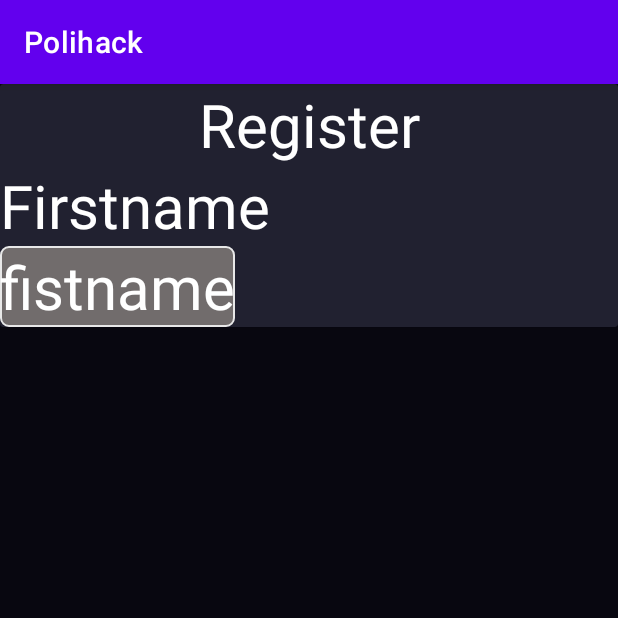
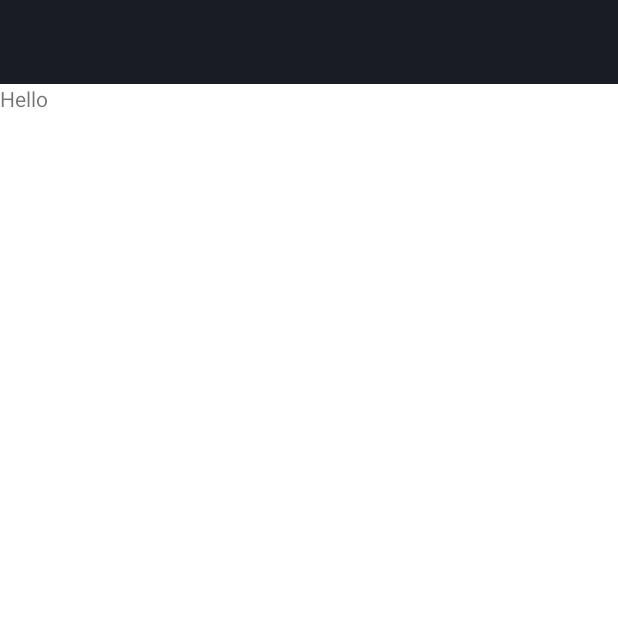
Before and after one commit to kvothe321/polihack-android-3-from-p3, an Android app: the screen it shows after launch (MainActivity before the commit, DashboardActivity after it), on a phone screen of 412 x 824 dp, the top half of it. Run offline under Robolectric (Android 15) with nearby library versions, the phone set to English and light mode, and no system bars.

Commit message:
feat: added dashboard container

```diff
--- a/app/build.gradle
+++ b/app/build.gradle
@@ -1,3 +1,9 @@
+buildscript {
+    repositories {
+        mavenCentral()
+    }
+}
+
 plugins {
     id 'com.android.application'
     id 'org.jetbrains.kotlin.android'
@@ -5,12 +11,12 @@ plugins {
 
 android {
     namespace 'com.example.polihack'
-    compileSdk 32
+    compileSdk 33
 
     defaultConfig {
         applicationId "com.example.polihack"
         minSdk 26
-        targetSdk 32
+        targetSdk 33
         versionCode 1
         versionName "1.0"
 
@@ -38,6 +44,9 @@ dependencies {
     implementation 'androidx.appcompat:appcompat:1.5.1'
     implementation 'com.google.android.material:material:1.7.0'
     implementation 'androidx.constraintlayout:constraintlayout:2.1.4'
+    implementation 'androidx.legacy:legacy-support-v4:1.0.0'
+    implementation 'androidx.lifecycle:lifecycle-livedata-ktx:2.5.1'
+    implementation 'androidx.lifecycle:lifecycle-viewmodel-ktx:2.5.1'
     testImplementation 'junit:junit:4.13.2'
     androidTestImplementation 'androidx.test.ext:junit:1.1.4'
     androidTestImplementation 'androidx.test.espresso:espresso-core:3.5.0'
--- a/app/src/main/AndroidManifest.xml
+++ b/app/src/main/AndroidManifest.xml
@@ -1,6 +1,5 @@
 <?xml version="1.0" encoding="utf-8"?>
-<manifest xmlns:android="http://schemas.android.com/apk/res/android"
-    xmlns:tools="http://schemas.android.com/tools">
+<manifest xmlns:android="http://schemas.android.com/apk/res/android">
 
     <application
         android:allowBackup="true"
@@ -10,11 +9,13 @@
         android:label="@string/app_name"
         android:roundIcon="@mipmap/ic_launcher_round"
         android:supportsRtl="true"
-        android:theme="@style/Theme.Polihack"
-        tools:targetApi="31">
+        android:theme="@style/Theme.Polihack">
         <activity
-            android:name=".MainActivity"
+            android:name=".DashboardActivity"
             android:exported="true">
+            <meta-data
+                android:name="android.app.lib_name"
+                android:value="" />
             <intent-filter>
                 <action android:name="android.intent.action.MAIN" />
                 <category android:name="android.intent.category.LAUNCHER" />
--- /dev/null
+++ b/app/src/main/java/com/example/polihack/DashboardActivity.kt
@@ -0,0 +1,14 @@
+package com.example.polihack
+
+import androidx.appcompat.app.AppCompatActivity
+import android.os.Bundle
+import com.example.polihack.view.DashboardFragment
+
+class DashboardActivity : AppCompatActivity() {
+    override fun onCreate(savedInstanceState: Bundle?) {
+        super.onCreate(savedInstanceState)
+        setContentView(R.layout.activity_dashboard)
+        supportFragmentManager.beginTransaction()
+            .replace(R.id.dashboard_activity_container, DashboardFragment.getInstance())
+    }
+}
--- /dev/null
+++ b/app/src/main/java/com/example/polihack/view/DashboardFragment.kt
@@ -0,0 +1,30 @@
+package com.example.polihack.view
+
+import android.os.Bundle
+import android.view.LayoutInflater
+import android.view.View
+import android.view.ViewGroup
+import androidx.fragment.app.Fragment
+import com.example.polihack.R
+import com.example.polihack.viewmodel.FragmentDashboardViewModel
+
+class DashboardFragment : Fragment() {
+
+    companion object {
+        fun getInstance(): DashboardFragment {
+            val fragment = DashboardFragment()
+            // TODO: created like this so we can add optional parameters
+            return fragment
+        }
+    }
+
+    private lateinit var viewModel: FragmentDashboardViewModel
+
+    override fun onCreateView(
+        inflater: LayoutInflater, container: ViewGroup?,
+        savedInstanceState: Bundle?
+    ): View? {
+        return inflater.inflate(R.layout.fragment_fragment_dashboard, container, false)
+    }
+
+}
--- /dev/null
+++ b/app/src/main/java/com/example/polihack/viewmodel/FragmentDashboardViewModel.kt
@@ -0,0 +1,7 @@
+package com.example.polihack.viewmodel
+
+import androidx.lifecycle.ViewModel
+
+class FragmentDashboardViewModel : ViewModel() {
+    // TODO: Implement the ViewModel
+}
--- /dev/null
+++ b/app/src/main/res/layout/activity_dashboard.xml
@@ -0,0 +1,39 @@
+<?xml version="1.0" encoding="utf-8"?>
+<androidx.constraintlayout.widget.ConstraintLayout xmlns:android="http://schemas.android.com/apk/res/android"
+    xmlns:tools="http://schemas.android.com/tools"
+    android:layout_width="match_parent"
+    android:layout_height="match_parent"
+    xmlns:app="http://schemas.android.com/apk/res-auto"
+    tools:context=".DashboardActivity">
+
+    <androidx.appcompat.widget.Toolbar
+        android:id="@+id/toolbar"
+        android:layout_width="match_parent"
+        android:layout_height="wrap_content"
+        android:background="#191C24"
+        app:layout_constraintTop_toTopOf="parent"
+        app:layout_constraintStart_toStartOf="parent"
+        app:layout_constraintEnd_toEndOf="parent" >
+
+        <RelativeLayout
+            android:id="@+id/toolbar_layout"
+            android:layout_width="match_parent"
+            android:layout_height="match_parent" >
+
+
+        </RelativeLayout>
+
+    </androidx.appcompat.widget.Toolbar>
+
+    <androidx.fragment.app.FragmentContainerView
+        android:id="@+id/dashboard_activity_container"
+        android:layout_width="match_parent"
+        android:layout_height="0dp"
+        android:name="com.example.polihack.view.DashboardFragment"
+        tools:layout="@layout/fragment_fragment_dashboard"
+        app:layout_constraintTop_toBottomOf="@id/toolbar"
+        app:layout_constraintBottom_toBottomOf="parent"
+        app:layout_constraintStart_toStartOf="parent"
+        app:layout_constraintEnd_toEndOf="parent"/>
+
+</androidx.constraintlayout.widget.ConstraintLayout>
--- /dev/null
+++ b/app/src/main/res/layout/fragment_fragment_dashboard.xml
@@ -0,0 +1,13 @@
+<?xml version="1.0" encoding="utf-8"?>
+<FrameLayout xmlns:android="http://schemas.android.com/apk/res/android"
+    xmlns:tools="http://schemas.android.com/tools"
+    android:layout_width="match_parent"
+    android:layout_height="match_parent"
+    tools:context=".view.DashboardFragment">
+
+    <TextView
+        android:layout_width="match_parent"
+        android:layout_height="match_parent"
+        android:text="Hello" />
+
+</FrameLayout>
--- a/app/src/main/res/values/themes.xml
+++ b/app/src/main/res/values/themes.xml
@@ -1,6 +1,6 @@
 <resources xmlns:tools="http://schemas.android.com/tools">
     <!-- Base application theme. -->
-    <style name="Theme.Polihack" parent="Theme.MaterialComponents.DayNight.DarkActionBar">
+    <style name="Theme.Polihack" parent="Theme.MaterialComponents.DayNight.NoActionBar">
         <!-- Primary brand color. -->
         <item name="colorPrimary">@color/purple_500</item>
         <item name="colorPrimaryVariant">@color/purple_700</item>
--- a/build.gradle
+++ b/build.gradle
@@ -1,6 +1,6 @@
 // Top-level build file where you can add configuration options common to all sub-projects/modules.
 plugins {
-    id 'com.android.application' version '7.3.1' apply false
-    id 'com.android.library' version '7.3.1' apply false
+    id 'com.android.application' version '7.2.1' apply false
+    id 'com.android.library' version '7.2.1' apply false
     id 'org.jetbrains.kotlin.android' version '1.7.20' apply false
 }
```
